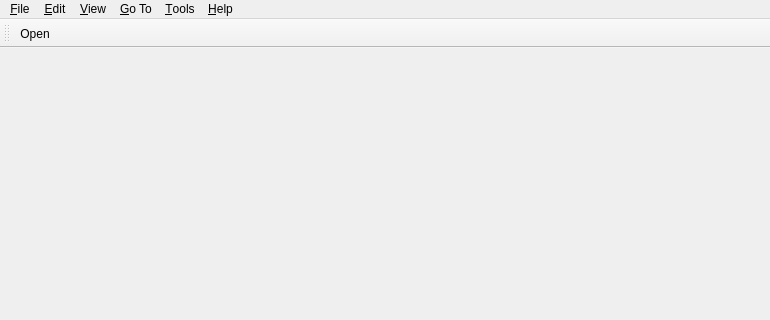
Above: Pdf4QtLibGui/pdfviewermainwindow.ui from JakubMelka/PDF4QT before the change; both pictures show x 0 to 770 and y 0 to 320 of the 770 by 572 pixel window. Below: the same form after it.
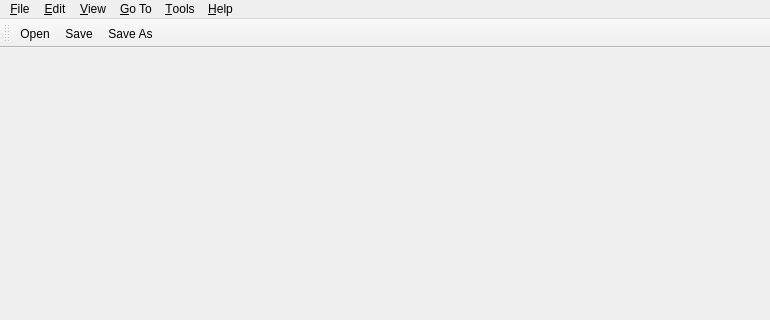
That is the form after the change. Icons and pictures are not drawn.

Commit message: Fix checkbox functionality and add Save to Pdf4QtViewer

Diff of the .ui file:
```diff
--- a/Pdf4QtLibGui/pdfviewermainwindow.ui
+++ b/Pdf4QtLibGui/pdfviewermainwindow.ui
@@ -162,6 +162,8 @@
     <bool>false</bool>
    </attribute>
    <addaction name="actionOpen"/>
+   <addaction name="actionSave"/>
+   <addaction name="actionSave_As"/>
   </widget>
   <widget class="QStatusBar" name="statusBar"/>
   <action name="actionOpen">
@@ -182,6 +184,24 @@
     <string>&amp;Close</string>
    </property>
   </action>
+  <action name="actionSave">
+   <property name="icon">
+    <iconset resource="pdf4qtlibgui.qrc">
+     <normaloff>:/resources/save.svg</normaloff>:/resources/save.svg</iconset>
+   </property>
+   <property name="text">
+    <string>&amp;Save</string>
+   </property>
+  </action>
+  <action name="actionSave_As">
+   <property name="icon">
+    <iconset resource="pdf4qtlibgui.qrc">
+     <normaloff>:/resources/save-as.svg</normaloff>:/resources/save-as.svg</iconset>
+   </property>
+   <property name="text">
+    <string>Save &amp;As...</string>
+   </property>
+  </action>
   <action name="actionQuit">
    <property name="icon">
     <iconset resource="pdf4qtlibgui.qrc">
```
Left out of the diff: 3 changed lines with no effect on the pictures. The commit also changes 5 other files.
